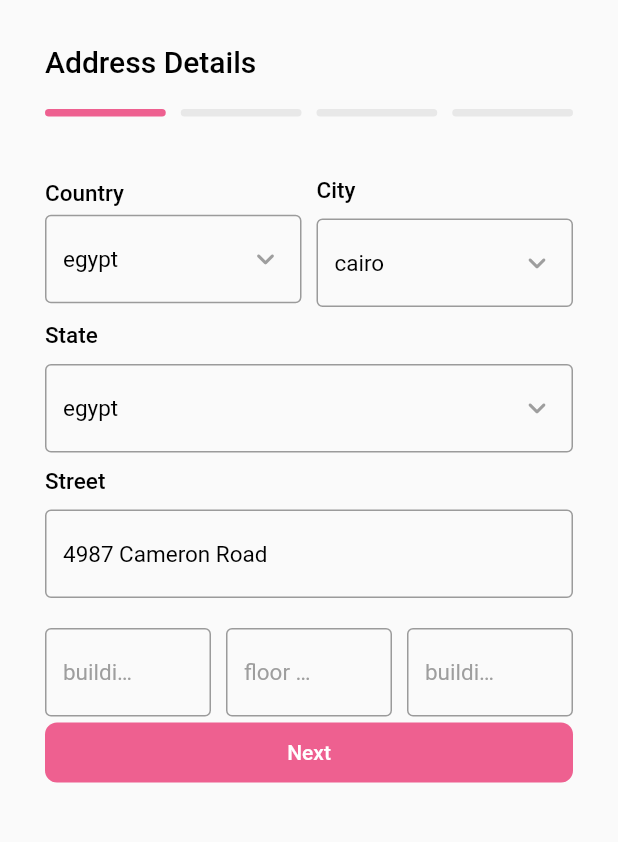
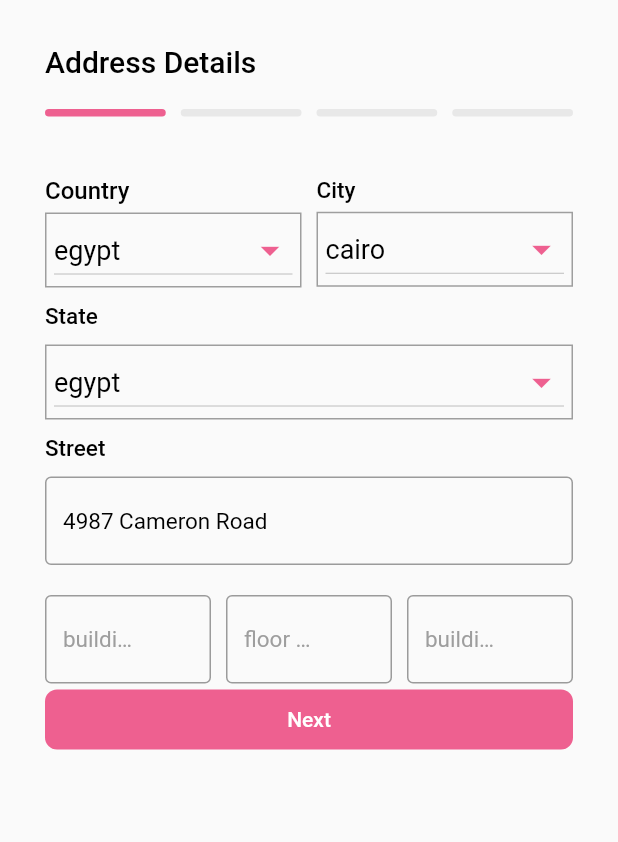
Before and after one commit to Rehaam10/Register, a Flutter app: the AddressDetails screen opened directly, on a phone screen of 412 x 824 dp, the part 98-940 px from its top. Run offline on Flutter 3.47's test engine with Material 2 defaults, Android fonts, the phone set to English and light mode, and no system bars; our stand-ins replace image_picker.

```diff
--- a/lib/main.dart
+++ b/lib/main.dart
@@ -1,8 +1,5 @@
-// ignore_for_file: prefer_const_constructors, prefer_void_to_null
 import 'package:flutter/material.dart';
-import 'screens/Attachments.dart';
-
-// import 'complete_page.dart';
+import 'screens/Personal_Details.dart';
 
 void main() {
   runApp(const MyApp());
@@ -13,10 +10,10 @@ class MyApp extends StatelessWidget {
 
   @override
   Widget build(BuildContext context) {
-    return MaterialApp(
+    return const MaterialApp(
       //theme: ThemeData.dark(),
       debugShowCheckedModeBanner: false,
-      home: Attachments(),
+      home: PersonalDetails(),
     );
   }
 }
--- a/lib/screens/Address_Details.dart
+++ b/lib/screens/Address_Details.dart
@@ -1,14 +1,22 @@
 // ignore_for_file: file_names, camel_case_types, prefer_const_constructors, prefer_const_literals_to_create_immutables, non_constant_identifier_names, must_be_immutable, unused_element
 
+import 'package:flutter/cupertino.dart';
 import 'package:flutter/material.dart';
 import '../shared_components.dart';
 
 import 'Attachments.dart';
 
-class AddressDetails extends StatelessWidget {
+class AddressDetails extends StatefulWidget {
+  AddressDetails({Key? key}) : super(key: key);
+
+  @override
+  State<AddressDetails> createState() => _AddressDetailsState();
+}
+
+class _AddressDetailsState extends State<AddressDetails> {
   var formKey2 = GlobalKey<FormState>();
 
-  AddressDetails({Key? key}) : super(key: key);
+  dynamic dropdownValue = 0;
 
   @override
   Widget build(BuildContext context) {
@@ -75,12 +83,39 @@ class AddressDetails extends StatelessWidget {
                                 children: [
                                   defaultText(
                                       text: 'Country',
+                                      fontSize: 16,
                                       fontWeight: FontWeight.w500),
                                   SizedBox(height: 5.0),
-                                  defaultTextFormField(
-                                    hint: 'egypt',
-                                    hintColor: Colors.black,
-                                    suffix: Icons.keyboard_arrow_down_rounded,
+                                  Container(
+                                    decoration: BoxDecoration(
+                                        border: Border.all(
+                                            width: 1, color: Colors.grey)),
+                                    padding:
+                                        EdgeInsets.symmetric(horizontal: 5),
+                                    child: DropdownButton(
+                                      iconEnabledColor:
+                                          Colors.pink.withOpacity(0.7),
+                                      iconDisabledColor:
+                                          Colors.pink.withOpacity(0.7),
+                                      iconSize: 30,
+                                      style: TextStyle(
+                                          // fontWeight: FontWeight.w500,
+                                          color: Colors.black,
+                                          fontSize: 18),
+                                      onChanged: (newValue) {
+                                        setState(() {
+                                          dropdownValue = newValue;
+                                        });
+                                      },
+                                      value: dropdownValue,
+                                      isExpanded: true,
+                                      items: [
+                                        DropdownMenuItem(
+                                          child: Text('egypt'),
+                                          value: 0,
+                                        ),
+                                      ],
+                                    ),
                                   ),
                                 ],
                               ),
@@ -93,12 +128,40 @@ class AddressDetails extends StatelessWidget {
                                   defaultText(
                                       text: 'City',
                                       fontWeight: FontWeight.w500),
-                                  SizedBox(height: 10.0),
-                                  defaultTextFormField(
-                                      hint: 'cairo',
-                                      hintColor: Colors.black,
-                                      suffix:
-                                          Icons.keyboard_arrow_down_rounded),
+                                  SizedBox(height: 5.0),
+                                  Container(
+                                    decoration: BoxDecoration(
+                                        border: Border.all(
+                                            width: 1, color: Colors.grey)),
+                                    padding:
+                                        EdgeInsets.symmetric(horizontal: 5),
+                                    child: DropdownButton(
+                                      iconEnabledColor:
+                                          Colors.pink.withOpacity(0.7),
+                                      iconDisabledColor:
+                                          Colors.pink.withOpacity(0.7),
+                                      iconSize: 30,
+                                      style: TextStyle(
+                                          // fontWeight: FontWeight.w500,
+                                          color: Colors.black,
+                                          fontSize: 18),
+                                      onChanged: (newValue) {
+                                        setState(() {
+                                          dropdownValue = newValue;
+                                        });
+                                      },
+                                      value: dropdownValue,
+                                      isExpanded: true,
+                                      underline: null,
+                                      isDense: false,
+                                      items: [
+                                        DropdownMenuItem(
+                                          child: Text('cairo'),
+                                          value: 0,
+                                        ),
+                                      ],
+                                    ),
+                                  ),
                                 ],
                               ),
                             ),
@@ -107,10 +170,33 @@ class AddressDetails extends StatelessWidget {
                         SizedBox(height: 10.0),
                         defaultText(text: 'State', fontWeight: FontWeight.w500),
                         SizedBox(height: 10.0),
-                        defaultTextFormField(
-                            hint: 'egypt',
-                            hintColor: Colors.black,
-                            suffix: Icons.keyboard_arrow_down_rounded),
+                        Container(
+                          decoration: BoxDecoration(
+                              border: Border.all(width: 1, color: Colors.grey)),
+                          padding: EdgeInsets.symmetric(horizontal: 5),
+                          child: DropdownButton(
+                            iconEnabledColor: Colors.pink.withOpacity(0.7),
+                            iconDisabledColor: Colors.pink.withOpacity(0.7),
+                            iconSize: 30,
+                            style: TextStyle(
+                                // fontWeight: FontWeight.w400,
+                                color: Colors.black,
+                                fontSize: 18),
+                            onChanged: (newValue) {
+                              setState(() {
+                                dropdownValue = newValue;
+                              });
+                            },
+                            value: dropdownValue,
+                            isExpanded: true,
+                            items: [
+                              DropdownMenuItem(
+                                child: Text('egypt'),
+                                value: 0,
+                              ),
+                            ],
+                          ),
+                        ),
                         SizedBox(height: 10.0),
                         defaultText(
                             text: 'Street', fontWeight: FontWeight.w500),
--- a/lib/screens/Personal_Details.dart
+++ b/lib/screens/Personal_Details.dart
@@ -87,14 +87,15 @@ class _PersonalDetailsState extends State<PersonalDetails> {
                             alignment: Alignment.bottomRight,
                             children: [
                               CircleAvatar(
-                                backgroundColor: Colors.grey.withOpacity(0.1),
+                                backgroundColor: Colors.grey.withOpacity(0.7),
                                 radius: 60.0,
+                                backgroundImage: profileImage == null
+                                    ? null
+                                    : FileImage(profileImage!),
                               ),
                               InkWell(
                                 onTap: () async {
-                                  setState(() {
-                                    getProfileImage();
-                                  });
+                                  await getProfileImage();
                                 },
                                 child: CircleAvatar(
                                   child: Icon(
@@ -104,11 +105,6 @@ class _PersonalDetailsState extends State<PersonalDetails> {
                                   ),
                                   radius: 20.0,
                                   backgroundColor: Colors.pink.withOpacity(0.7),
-                                  backgroundImage: profileImage == null
-                                      ? const NetworkImage(
-                                              'https://fedoramagazine.org/wp-content/uploads/2017/05/f23.png-768x480.jpg')
-                                          as ImageProvider
-                                      : FileImage(profileImage!),
                                 ),
                               ),
                             ],
--- a/lib/screens/complete_page.dart
+++ b/lib/screens/complete_page.dart
@@ -85,12 +85,12 @@ class _State extends State<CompletePage> {
                             text:
                                 'Your account registration \n is now complete!',
                             fontSize: 25.0,
-                            fontWeight: FontWeight.w500),
+                            fontWeight: FontWeight.bold),
                         SizedBox(height: 20),
                         defaultText(
                             text:
                                 'you have now successfully registered for \n the portal.\n \n start adding bags and trips to begin your \n adventure.',
-                            fontSize: 15,
+                            fontSize: 16,
                             fontWeight: FontWeight.w400),
                       ],
                     ),
```
